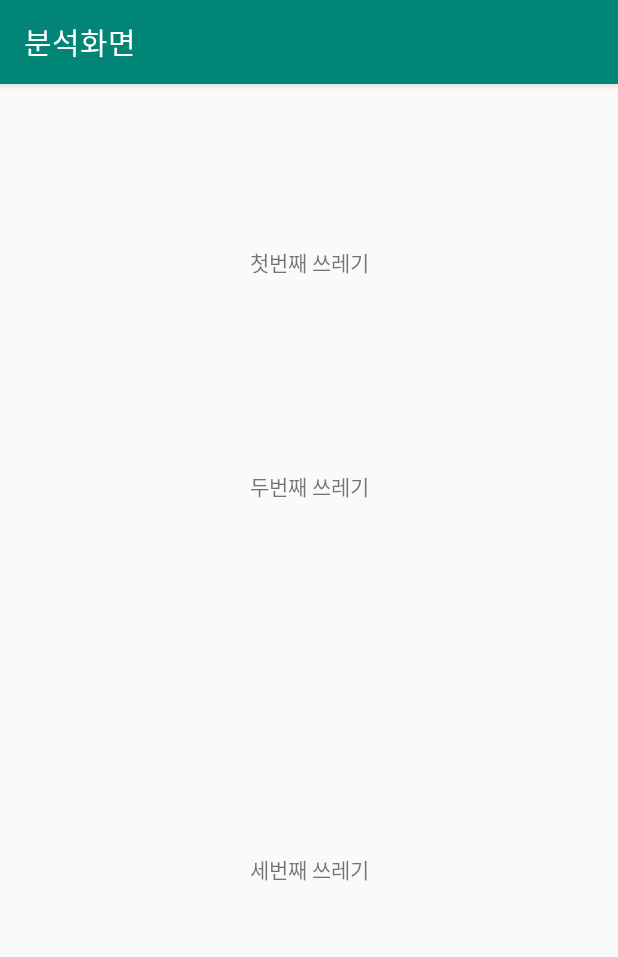
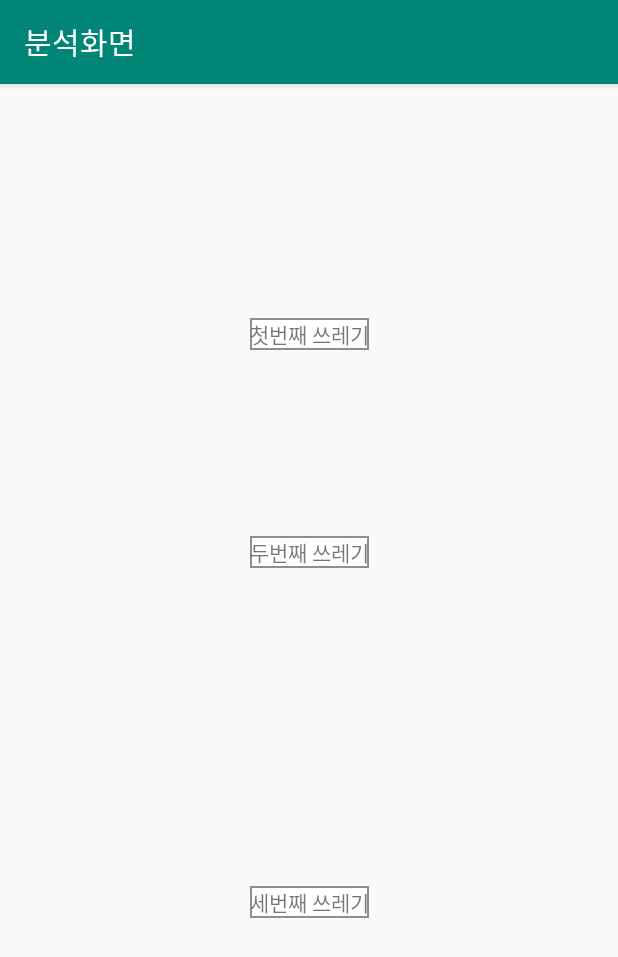
Before and after one commit to ohyeeune/zeck_challenge, an Android app: the AnalysisActivity screen opened directly, with no data from a screen before it, on a phone screen of 412 x 824 dp. Shown: the top 957 px of the screen. Run offline under Robolectric (Android 15) with nearby library versions, the phone set to English and light mode, and no system bars; libraries missing offline, so code that uses them is left out: kr.hs.emirim.

Commit message:
추가 코드 커밋...

```diff
--- /dev/null
+++ b/app/src/main/res/drawable/border.xml
@@ -0,0 +1,10 @@
+<?xml version="1.0" encoding="utf-8"?>
+<layer-list xmlns:android="http://schemas.android.com/apk/res/android">
+
+    <item>
+        <shape android:shape="rectangle">
+            <stroke android:width = "1dp" android:color = "#FF948B8B"/>
+            <solid android:color = "#FFFFFFFF"/>
+        </shape>
+    </item>
+</layer-list>
--- a/app/src/main/res/layout/layout_view_analyze.xml
+++ b/app/src/main/res/layout/layout_view_analyze.xml
@@ -7,35 +7,36 @@
 
     <TextView
             android:id="@+id/firstTrash"
-            android:layout_width="0dp"
+            android:layout_width="wrap_content"
             android:layout_height="wrap_content"
             android:layout_marginStart="64dp"
-            android:layout_marginTop="108dp"
+            android:layout_marginTop="156dp"
             android:layout_marginEnd="64dp"
+            android:background="@drawable/border"
             android:gravity="center"
             android:text="첫번째 쓰레기"
             app:layout_constraintEnd_toEndOf="parent"
-            app:layout_constraintHorizontal_bias="1.0"
             app:layout_constraintStart_toStartOf="parent"
             app:layout_constraintTop_toTopOf="parent" />
 
     <TextView
             android:id="@+id/secondTrash"
-            android:layout_width="0dp"
+            android:background="@drawable/border"
+            android:layout_width="wrap_content"
             android:layout_height="wrap_content"
             android:layout_marginStart="64dp"
-            android:layout_marginTop="128dp"
+            android:layout_marginTop="124dp"
             android:layout_marginEnd="64dp"
             android:gravity="center"
             android:text="두번째 쓰레기"
             app:layout_constraintEnd_toEndOf="parent"
-            app:layout_constraintHorizontal_bias="1.0"
             app:layout_constraintStart_toStartOf="parent"
             app:layout_constraintTop_toBottomOf="@+id/firstTrash" />
 
     <TextView
             android:id="@+id/thirdTrash"
-            android:layout_width="0dp"
+            android:background="@drawable/border"
+            android:layout_width="wrap_content"
             android:layout_height="wrap_content"
             android:layout_marginStart="64dp"
             android:layout_marginTop="32dp"
```
Also changed, not shown: app/src/main/java/kr/hs/emirim/oyeune/zeck_challenge/AnalysisActivity.kt (+62 -0 lines).
